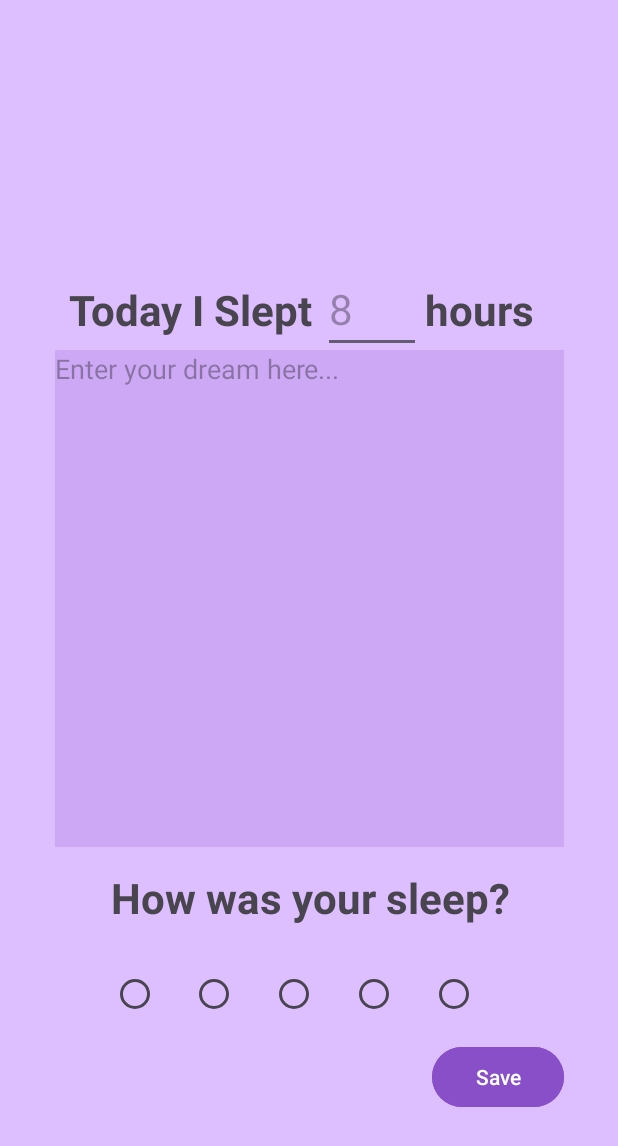
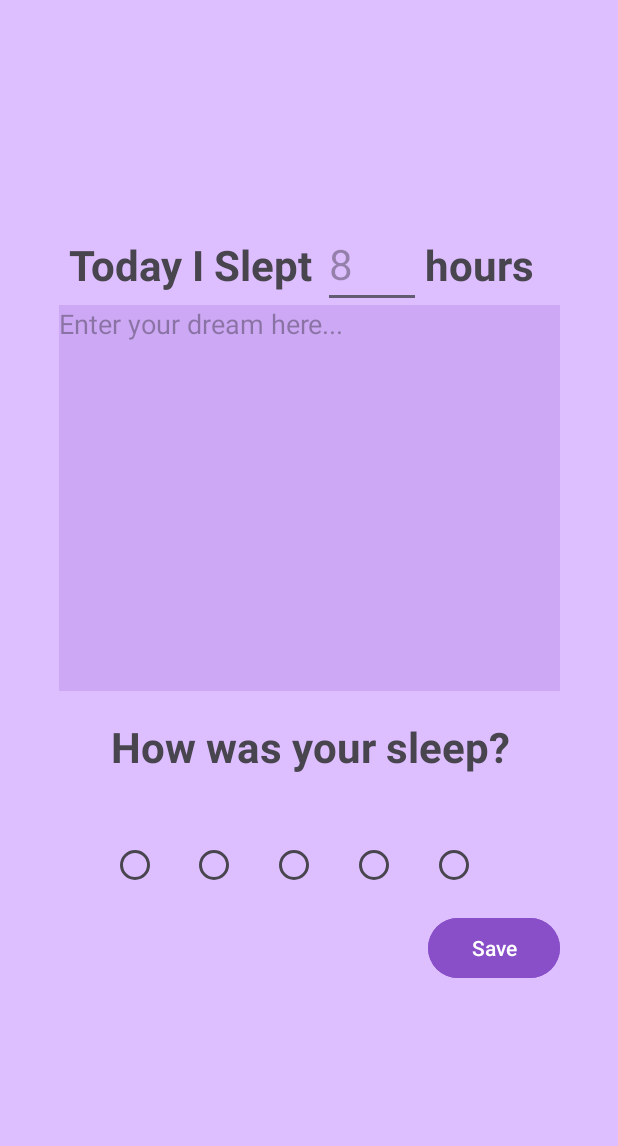
Before and after one commit to vstarzf/SneepHackChallengeFA23, an Android app: the fragment SleepLogFragment shown on its own in the app's theme, on a phone screen of 412 x 824 dp. Shown: the top 1146 px of the screen. Run offline under Robolectric (Android 15) with nearby library versions, the phone set to English and light mode, and no system bars.

```diff
--- a/app/build.gradle.kts
+++ b/app/build.gradle.kts
@@ -5,7 +5,7 @@ plugins {
 
 android {
     namespace = "com.example.dreamsleepapp"
-    compileSdk = 33
+    compileSdk = 34
 
     defaultConfig {
         applicationId = "com.example.dreamsleepapp"
--- a/app/src/main/res/layout/fragment_sleep_log.xml
+++ b/app/src/main/res/layout/fragment_sleep_log.xml
@@ -10,8 +10,8 @@
 
     <ImageView
         android:id="@+id/starRatingImg"
-        android:layout_width="160dp"
-        android:layout_height="160dp"
+        android:layout_width="132dp"
+        android:layout_height="129dp"
         app:layout_constraintBottom_toBottomOf="parent"
         app:layout_constraintEnd_toEndOf="parent"
         app:layout_constraintHorizontal_bias="0.497"
@@ -123,8 +123,8 @@
 
     <EditText
         android:id="@+id/editDreamText"
-        android:layout_width="339dp"
-        android:layout_height="331dp"
+        android:layout_width="334dp"
+        android:layout_height="257dp"
         android:layout_marginTop="8dp"
         android:background="@color/lightPurple"
         android:backgroundTint="#31884FC8"
```
Also changed, not shown: app/src/main/java/com/example/dreamsleepapp/MainActivity.kt (+20 -1 lines).
